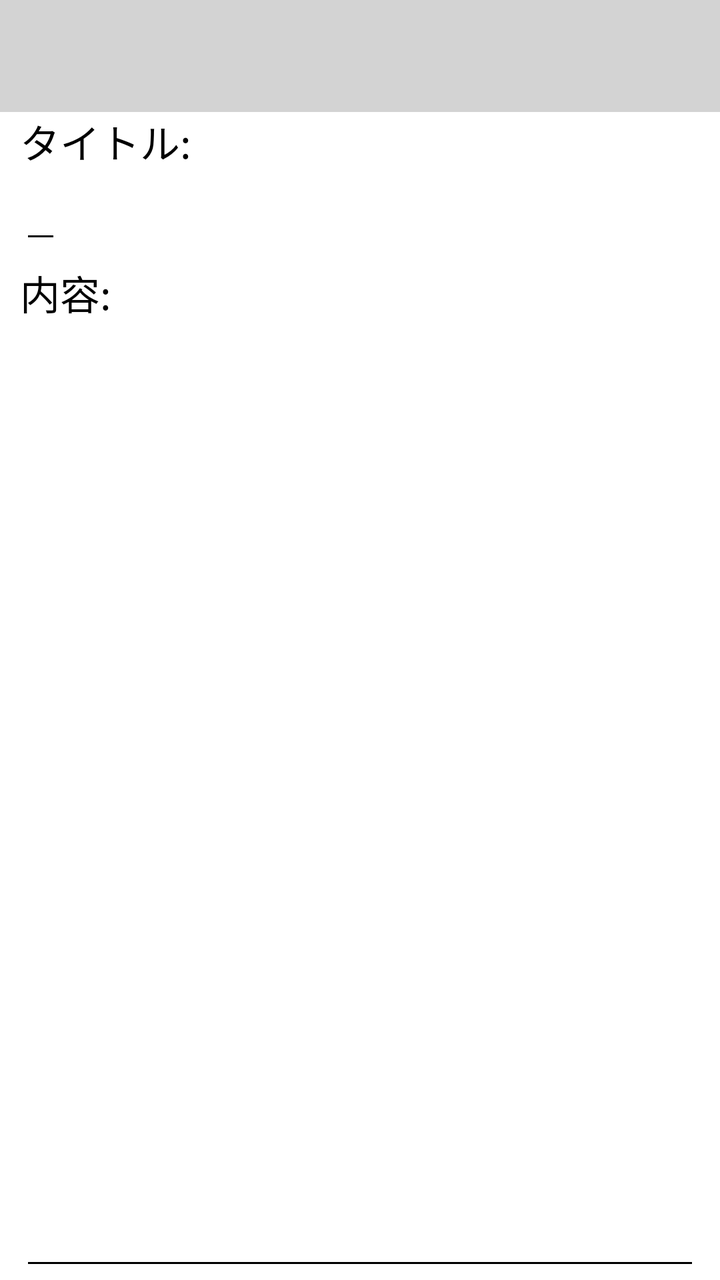
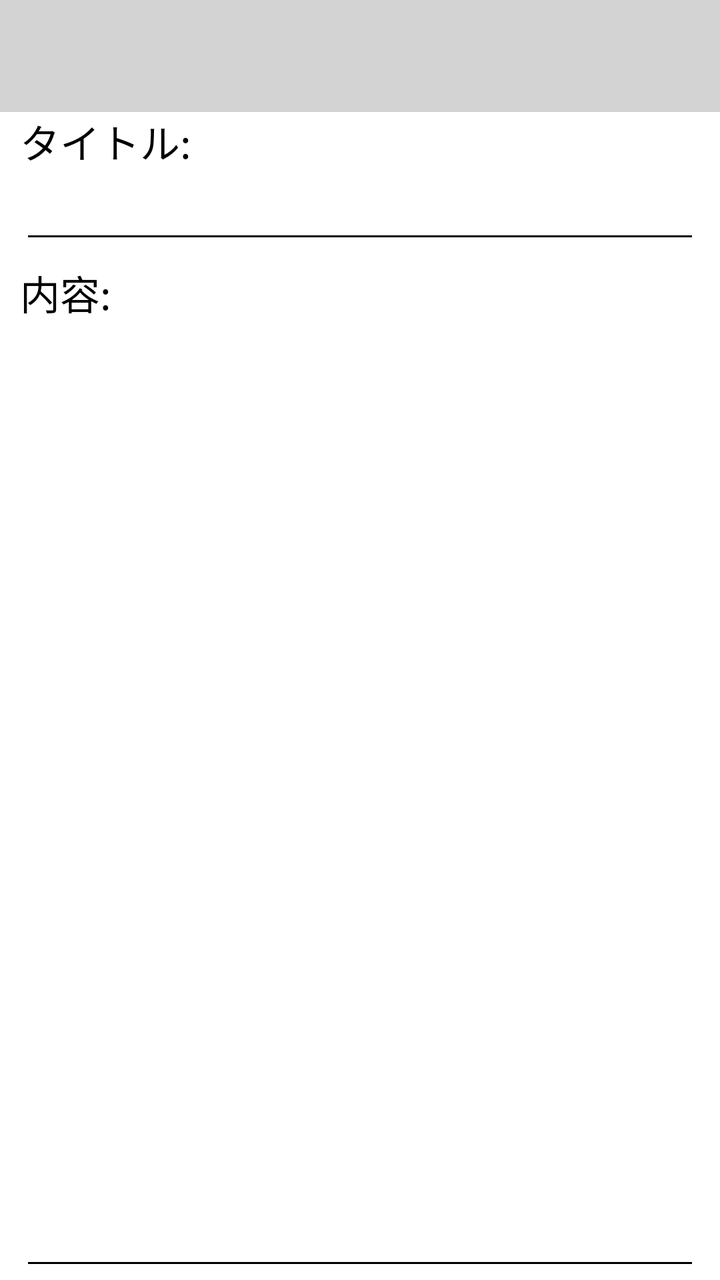

Two renders of the same Android screen: before a commit and after it. Below are the layout's source before the change and the commit's diff.
<!-- AndroidManifest.xml: application theme Theme.Memo -->
<!-- res/layout/activity_create.xml -->
<?xml version="1.0" encoding="utf-8"?>
<LinearLayout xmlns:android="http://schemas.android.com/apk/res/android"
    xmlns:app="http://schemas.android.com/apk/res-auto"
    xmlns:tools="http://schemas.android.com/tools"
    android:id="@+id/main"
    android:layout_width="match_parent"
    android:layout_height="match_parent"
    tools:context=".MainActivity"
    android:orientation="vertical">

    <include layout="@layout/toolbar_common"/>

    <TextView
        android:layout_width="wrap_content"
        android:layout_height="wrap_content"
        android:text="@string/tv_lb_name"
        android:textSize="20sp"
        android:layout_marginStart="10dp"
        android:layout_marginEnd="10dp" />

    <EditText
        android:id="@+id/ipTitle"
        android:layout_width="wrap_content"
        android:layout_height="wrap_content"
        android:layout_marginStart="10dp"
        android:layout_marginEnd="10dp" />

    <TextView
        android:layout_width="wrap_content"
        android:layout_height="wrap_content"
        android:layout_marginTop="5dp"
        android:text="@string/tv_lb_note"
        android:textSize="20sp"
        android:layout_marginStart="10dp"
        android:layout_marginEnd="10dp" />

    <EditText
        android:id="@+id/ipNote"
        android:layout_width="match_parent"
        android:layout_height="386dp"
        android:layout_weight="0.4"
        android:gravity="top"
        android:inputType="textMultiLine"
        android:layout_marginStart="10dp"
        android:layout_marginEnd="10dp" />
</LinearLayout>
<!-- res/layout/toolbar_common.xml (included above) -->
<?xml version="1.0" encoding="utf-8"?>
<com.google.android.material.appbar.MaterialToolbar
    xmlns:android="http://schemas.android.com/apk/res/android"
    android:id="@+id/toolbar"
    android:layout_width="match_parent"
    android:layout_height="?attr/actionBarSize"
    android:background="@color/lightGray" />
<!-- resources referenced by this layout -->
<resources>
  <color name="lightGray">#d3d3d3</color>
  <string name="tv_lb_name">タイトル:</string>
  <string name="tv_lb_note">内容:</string>
  <style name="Theme.Memo" parent="Base.Theme.Memo" />
  <style name="Base.Theme.Memo" parent="Theme.MaterialComponents.DayNight.NoActionBar">
          
          
          <item name="android:textColorPrimary">@android:color/black</item>
          <item name="android:textColorSecondary">@android:color/black</item>
          <item name="android:textColor">@android:color/black</item>
  
      </style>
</resources>

<!-- the commit's change to res/layout/activity_create.xml (unified diff, before → after) -->
@@ -20,7 +20,7 @@
 
     <EditText
         android:id="@+id/ipTitle"
-        android:layout_width="wrap_content"
+        android:layout_width="match_parent"
         android:layout_height="wrap_content"
         android:layout_marginStart="10dp"
         android:layout_marginEnd="10dp" />
